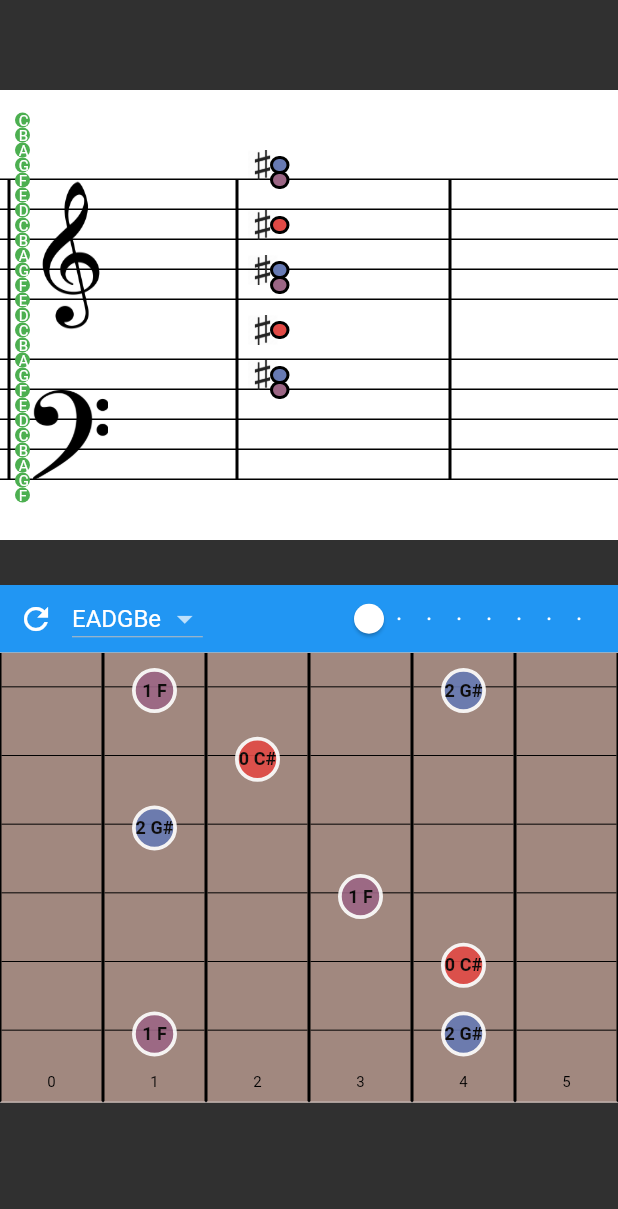
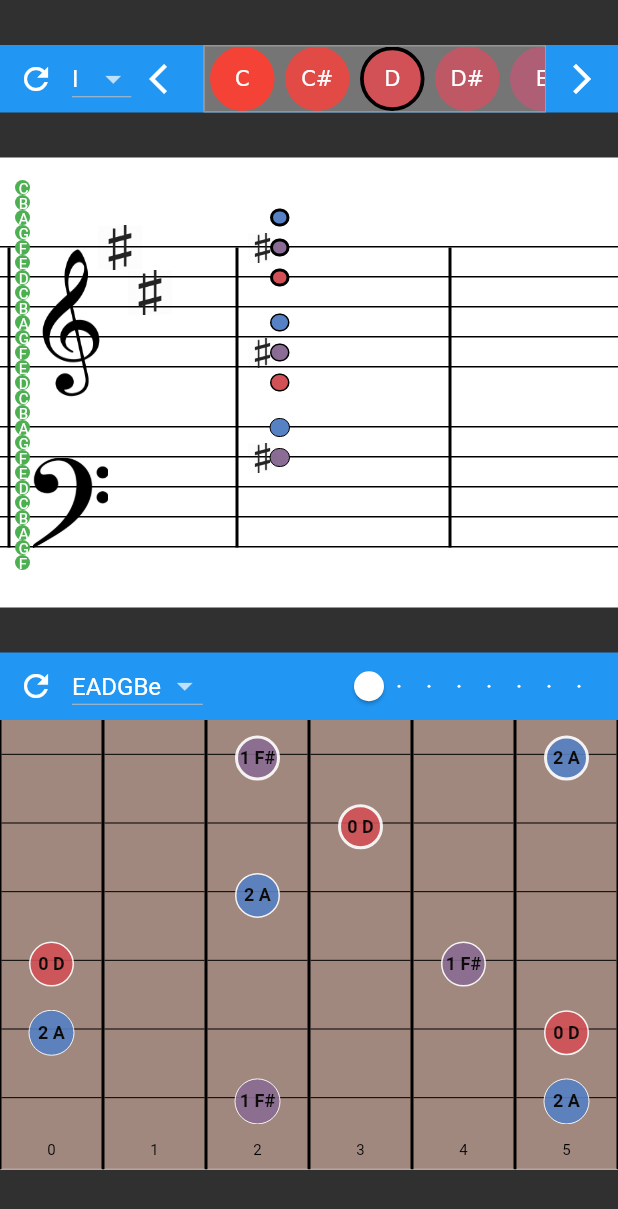
Before and after one commit to cshannon3/guitar_vis_f, a Flutter app: the screen it shows after launch, on a phone screen of 412 x 824 dp. Shown: the top 1209 px of the screen. Run offline on Flutter 3.47's test engine with Material 2 defaults, Android fonts, the phone set to English and light mode, and no system bars.

Commit message:
started connecting parts so guitar and sheet music show same notes

```diff
--- a/lib/Component/guitar_note_widget.dart
+++ b/lib/Component/guitar_note_widget.dart
@@ -1,5 +1,6 @@
 import 'package:flutter/material.dart';
 import 'package:guitar_vis_f/shared_info.dart';
+
 class guitarNoteWidget extends StatelessWidget {
   final int note;
   final int string;
@@ -10,7 +11,8 @@ class guitarNoteWidget extends StatelessWidget {
   final int scalepos;
   final bool intab;
 
-  guitarNoteWidget({Key key,
+  guitarNoteWidget({
+    Key key,
     this.note,
     this.string,
     this.fretwidth,
@@ -24,53 +26,66 @@ class guitarNoteWidget extends StatelessWidget {
   @override
   Widget build(BuildContext context) {
     return new GestureDetector(
-      onTap: (){},// => onPressed(note, string),
+      onTap: () {}, // => onPressed(note, string),
       child: Container(
-        height: fretwidth*(2/3),
-        child: Stack(
-            children: <Widget>[
+        height: fretwidth * (2 / 3),
+        child: Stack(children: <Widget>[
           Center(
-                child: Divider(height: fretwidth * (2 / 3), color: Colors.black,),
+            child: Divider(
+              height: fretwidth * (2 / 3),
+              color: Colors.black,
             ),
-              inscale || intab ?
-              Padding(
+          ),
+          inscale || intab
+              ? Padding(
                   padding: const EdgeInsets.only(top: 5.0),
                   child: Opacity(
                     opacity: inchord || intab ? 0.9 : 0.6,
                     child: Center(
                       child: Container(
-                      width: inchord || intab ? 36.0 - fretsshown : 32.0 - fretsshown,
-                      height:inchord || intab ? 36.0 - fretsshown : 32.0 - fretsshown,
+                        width: inchord || intab
+                            ? 36.0 - fretsshown
+                            : 32.0 - fretsshown,
+                        height: inchord || intab
+                            ? 36.0 - fretsshown
+                            : 32.0 - fretsshown,
                         decoration: BoxDecoration(
                           color: getColor((note % 12).toDouble()),
                           shape: BoxShape.circle,
-                        border: inchord || intab ? new Border.all(
+                          border: inchord || intab
+                              ? new Border.all(
                                   color: Colors.white,
-                          width: 2.5,
-                        ) : Border(),
+                                  width: (note / 12).floorToDouble(), //2.5,
+                                )
+                              : Border(),
                         ), // Box Decoration
 
-                      child: (fretsshown<9)?OverflowBox(
+                        child: (fretsshown < 9)
+                            ? OverflowBox(
                                 maxWidth: 30.0,
                                 minWidth: 20.0,
-                        child: Center(child:
-                        RichText(
+                                child: Center(
+                                  child: RichText(
                                     text: TextSpan(
-                            text: "${scalepos ?? ""} ${notenames[note % 12]}",
-                            style: TextStyle(fontSize: 12.0,
-                                color: inchord || intab ? Colors.black : Colors.white,
+                                      text:
+                                          "${scalepos ?? ""} ${notenames[note % 12]}",
+                                      style: TextStyle(
+                                          fontSize: 12.0,
+                                          color: inchord || intab
+                                              ? Colors.black
+                                              : Colors.white,
                                           fontWeight: FontWeight.bold),
                                     ), // TextSpan
                                   ), // Rich Text
                                 ),
-                      ): Container(), // Center
+                              )
+                            : Container(), // Center
                       ),
                     ),
                   ), // Container
-              ): Container(), // Padding
-
-            ]
-        ),
+                )
+              : Container(), // Padding
+        ]),
       ),
     ); //Stack
   }
--- a/lib/main.dart
+++ b/lib/main.dart
@@ -1,6 +1,7 @@
 import 'dart:math';
 
 import 'package:flutter/material.dart';
+import 'package:guitar_vis_f/Component/infinite_list.dart';
 import 'package:guitar_vis_f/Component/input_options.dart';
 import 'Component/instrument_widget.dart';
 import 'package:guitar_vis_f/shared_info.dart';
@@ -20,21 +21,79 @@ class homeScreen extends StatefulWidget {
 
 class _homeScreenState extends State<homeScreen> {
   Widget instrumentwidget;
+  //int tuning = 0;
+  String _tonalnum;
+  int currenttonal = 0;
+  String _scale = '';
+  int currentscale = 0;
+  int chord = 0;
+  int rootnote = 2;
 
   @override
   void initState() {
     super.initState();
+    currenttonal = 0;
     setState(() {
+      _tonalnum = tonalnames[0];
       instrumentwidget = instrumentWidget(
-        rootnote: 1,
+        rootnote: rootnote,
         currentchord: 0,
       );
     });
   }
 
-  List<Widget> _buildnotes() {
+  List<Widget> _buildkey(int _root, int _currentscale) {
+    List<Widget> keysymbols = [];
+    List<int> scale = buildscalenoteslist(_root, _currentscale);
+    List<int> sharpnotation = [1, 2, 4, 6, 7, 9, 11];
+    int sharpnum = 0;
+    print(scale);
+    bool nextrow = false;
+    // if (sharpnotation.contains(_root)) {
+    scale.forEach((val) {
+      if (sharps.contains(val)) {
+        // getLines(val, true).forEach((_linespace) {
+        // if()
+        if (!nextrow && val > (_root + 5) % 12) {
+          sharpnum = -1;
+          nextrow = true;
+        }
+        List<int> lines = getLines(val, true);
+        print(lines.last);
+        bool sharpformat = sharpnotation.contains(_root);
+        int notaline = ((!sharpformat && lines.last > 17) || lines.last > 18)
+            ? lines[lines.length - 2]
+            : lines.last;
+
+        if (!sharpformat) notaline += 1;
+
+        keysymbols.add(Positioned(
+            bottom: (sharpformat)
+                ? 60.0 + 10.0 * notaline - 5.0
+                : 60.0 + 10.0 * notaline + 2.0,
+            left: 65.0 + sharpnum * 10.0,
+            child: Container(
+              height: 30.0,
+              width: 30.0,
+              child: (sharpformat)
+                  ? Image.asset("assets/images/sharp.png")
+                  : Image.asset("assets/images/flat.png"),
+            )));
+        //});
+        sharpnum += 2;
+      }
+    });
+    /* } else if (_root != 0) {
+      // flat notation
+
+    }*/
+
+    return keysymbols;
+  }
+
+  List<Widget> _buildnotes(int _root, int _currenttonal) {
     List<Widget> notes = [];
-    List<int> chordnums = [1, 5, 8];
+    List<int> chordnums = buildhighlights(_root, 0, _currenttonal); //[1, 5, 8];
     chordnums.forEach((_c) {
       bool sharp = sharps.contains(_c);
       getLines(_c, sharp).forEach((_linespace) {
@@ -49,7 +108,9 @@ class _homeScreenState extends State<homeScreen> {
                 decoration: BoxDecoration(
                     color: getColor(_c.toDouble()), //shape: BoxShape.circle,
                     borderRadius: BorderRadius.circular(20.0),
-                    border: Border.all(color: Colors.black, width: 2.0)),
+                    border: Border.all(
+                        color: Colors.black,
+                        width: (_linespace / 7).floorToDouble())),
               ),
             )));
         if (sharp) {
@@ -100,7 +161,55 @@ class _homeScreenState extends State<homeScreen> {
       child: Column(
         children: <Widget>[
           Padding(
-            padding: const EdgeInsets.only(top: 60.0, bottom: 30.0),
+            padding: const EdgeInsets.only(top: 30.0),
+            child: Container(
+              height: 45.0,
+              width: double.infinity,
+              color: Colors.blue,
+              child: Row(
+                children: [
+                  IconButton(
+                      icon: Icon(Icons.refresh),
+                      onPressed: () {
+                        setState(() {
+                          // guitaron = !guitaron;
+                        });
+                      }),
+                  new DropdownButton<String>(
+                    isDense: true,
+                    value: _tonalnum,
+                    onChanged: (tonalnum) {
+                      setState(() {
+                        _tonalnum = tonalnum;
+                        currenttonal = tonalnames.indexOf(tonalnum);
+                        onInputChanged(
+                            rootnote, -1, currenttonal, currentscale, -1);
+                      });
+                    },
+                    items: tonalnames.map((String value) {
+                      return new DropdownMenuItem<String>(
+                        value: value,
+                        child: new Text(value),
+                      );
+                    }).toList(),
+                  ),
+                  Expanded(
+                      child: InfiniteList(
+                          rootnote: rootnote,
+                          onPressed: (int _rootnote) {
+                            setState(() {
+                              print(_rootnote);
+                              rootnote = _rootnote;
+                              onInputChanged(
+                                  rootnote, -1, currenttonal, currentscale, -1);
+                            });
+                          })),
+                ],
+              ),
+            ),
+          ),
+          Padding(
+            padding: const EdgeInsets.only(top: 30.0, bottom: 30.0),
             child: Container(
               height: 300.0,
               width: 800.0,
@@ -122,31 +231,6 @@ class _homeScreenState extends State<homeScreen> {
                       );
                     }),
                   ),
-                  /* Padding(
-                    padding: const EdgeInsets.only(top: 70.0),
-                    child: Column(
-                      crossAxisAlignment: CrossAxisAlignment.start,
-                      children: <Widget>[
-                        Container(
-                          height: 100.0,
-                          width: 80.0,
-                          child: Image.asset(
-                            "assets/images/clef.png",
-                          ),
-                        ),
-                        Expanded(child: Container()),
-                        Container(
-                          padding: EdgeInsets.only(top: 40.0),
-                          height: 90.0,
-                          width: 80.0,
-                          child: Image.asset(
-                            "assets/images/bass.png",
-                          ),
-                        ),
-                        Expanded(child: Container())
-                      ],
-                    ),
-                  ),*/
                   Positioned(
                       top: 60.0,
                       left: 5.0,
@@ -201,83 +285,6 @@ class _homeScreenState extends State<homeScreen> {
                           ),
                         ],
                       )),
-                  /*  Positioned(
-                      bottom: 70.0,
-                      left: 270.0,
-                      child: Padding(
-                        padding: const EdgeInsets.symmetric(vertical: 4.0),
-                        child: Container(
-                          height: 12.0,
-                          width: 13.0,
-                          decoration: BoxDecoration(
-                              color: Colors.blue, //shape: BoxShape.circle,
-                              borderRadius: BorderRadius.circular(20.0),
-                              border:
-                                  Border.all(color: Colors.black, width: 3.0)),
-                        ),
-                      )),
-                  Positioned(
-                      bottom: 60.0,
-                      left: 240.0,
-                      child: Padding(
-                        padding: const EdgeInsets.symmetric(vertical: 4.0),
-                        child: Container(
-                          height: 12.0,
-                          width: 13.0,
-                          decoration: BoxDecoration(
-                              color: Colors.blue, //shape: BoxShape.circle,
-                              borderRadius: BorderRadius.circular(20.0),
-                              border:
-                                  Border.all(color: Colors.black, width: 3.0)),
-                        ),
-                      )),
-                  Positioned(
-                      bottom: 70.0,
-                      left: 210.0,
-                      child: Padding(
-                        padding: const EdgeInsets.symmetric(vertical: 4.0),
-                        child: Container(
-                          height: 12.0,
-                          width: 13.0,
-                          decoration: BoxDecoration(
-                              color: Colors.blue, //shape: BoxShape.circle,
-                              borderRadius: BorderRadius.circular(20.0),
-                              border:
-                                  Border.all(color: Colors.black, width: 3.0)),
-                        ),
-                      )),
-                  Positioned(
-                      bottom: 70.0,
-                      left: 180.0,
-                      child: Padding(
-                        padding: const EdgeInsets.symmetric(vertical: 4.0),
-                        child: Container(
-                          height: 12.0,
-                          width: 13.0,
-                          decoration: BoxDecoration(
-                              color: Colors.blue, //shape: BoxShape.circle,
-                              borderRadius: BorderRadius.circular(20.0),
-                              border:
-                                  Border.all(color: Colors.black, width: 3.0)),
-                        ),
-                      )),
-                  Positioned(
-                      bottom: 70.0,
-                      left: 165.0,
-                      child: Container(
-                        height: 20.0,
-                        width: 20.0,
-                        child: Image.asset("assets/images/sharp.png"),
-                      )),
-                  Positioned(
-                      bottom: 70.0,
-                      left: 195.0,
-                      child: Container(
-                        height: 20.0,
-                        width: 20.0,
-                        child: Image.asset("assets/images/sharp.png"),
-                      )),
-                      */
                   Padding(
                     padding: const EdgeInsets.only(top: 15.0, left: 10.0),
                     child: Column(
@@ -297,7 +304,9 @@ class _homeScreenState extends State<homeScreen> {
                       }),
                     ),
                   )
-                ]..addAll(_buildnotes()),
+                ]
+                  ..addAll(_buildnotes(rootnote, currenttonal))
+                  ..addAll(_buildkey(rootnote, 0)),
               ),
             ),
           ),
--- a/lib/shared_info.dart
+++ b/lib/shared_info.dart
@@ -2,54 +2,99 @@
 
 import 'package:flutter/material.dart';
 
-List<String> notenames = ["C", "C#", "D", "D#", "E", "F", "F#", "G", "G#", "A", "A#", "B" ];
-List<int> sharps = [1, 3 ,6,8, 10];
-List<int> majorscale = [0,2,4,5,7,9,11,12,14,16,17,19,21,23,24];
+List<String> notenames = [
+  "C",
+  "C#",
+  "D",
+  "D#",
+  "E",
+  "F",
+  "F#",
+  "G",
+  "G#",
+  "A",
+  "A#",
+  "B"
+];
+List<int> sharps = [1, 3, 6, 8, 10];
+List<int> majorscale = [0, 2, 4, 5, 7, 9, 11, 12, 14, 16, 17, 19, 21, 23, 24];
 
 List<int> rootnotes = [4, 9, 14, 19, 23, 28];
 
 List<String> tuningnames = <String>[
-  'EADGBe', 'DADGBe', 'DADGBd', 'DGDGBD','GDAE', 'FBDABD'
+  'EADGBe',
+  'DADGBe',
+  'DADGBd',
+  'DGDGBD',
+  'GDAE',
+  'FBDABD'
 ];
+List<String> tonalnames = <String>['I', 'ii', 'iii', 'IV', 'V', 'vi', 'vii'];
 
-List<List<int>> tunings = [[4, 9, 14, 19, 23, 28],[2, 9, 14, 19, 23, 28], // Drop D
+List<List<int>> tunings = [
+  [4, 9, 14, 19, 23, 28], [2, 9, 14, 19, 23, 28], // Drop D
   [2, 9, 14, 19, 23, 26], // Double drop d
   [2, 7, 14, 19, 23, 26], // open G
-  [19,26,33,40], // Mandolin
+  [19, 26, 33, 40], // Mandolin
   [7, 11, 14, 19, 23, 26], // custom
 ];
 
 List<String> scalenames = <String>[
-  '', 'Major', 'Minor', 'Harmonic', 'Melodic', "Blues"];
+  '',
+  'Major',
+  'Minor',
+  'Harmonic',
+  'Melodic',
+  "Blues"
+];
 
-List<List<int>> scales =
-[[0,2,4,5,7,9,11,12,14,16,17,19,21,23,24], // major Scale
-[0,2,3,5,7,8,10,12,14,15,17,19,20,22,24], // minor Scale
-[0,2,3,5,7,8,11,12,14,15,17,19,20,23,24],  // harmonic
-[0,2,3,5,7,9,11,12,14,15,17,19,21,23,24],  // melodic
-[0,2,3,5,6,7,11,12,14,15,17,18,19,23,24],   // Blues scale
+List<List<int>> scales = [
+  [0, 2, 4, 5, 7, 9, 11, 12, 14, 16, 17, 19, 21, 23, 24], // major Scale
+  [0, 2, 3, 5, 7, 8, 10, 12, 14, 15, 17, 19, 20, 22, 24], // minor Scale
+  [0, 2, 3, 5, 7, 8, 11, 12, 14, 15, 17, 19, 20, 23, 24], // harmonic
+  [0, 2, 3, 5, 7, 9, 11, 12, 14, 15, 17, 19, 21, 23, 24], // melodic
+  [0, 2, 3, 5, 6, 7, 11, 12, 14, 15, 17, 18, 19, 23, 24], // Blues scale
 ];
 
 List<String> modenames = <String>[
-  '', 'Ionian', 'Dorian', 'Phrygian', 'Lydian',
-    'Mixolydian', 'Aeolian', 'Locrian'];
+  '',
+  'Ionian',
+  'Dorian',
+  'Phrygian',
+  'Lydian',
+  'Mixolydian',
+  'Aeolian',
+  'Locrian'
+];
 
-List<List<int>> modes =
-[[0,2,4,5,7,9,11,12,14,16,17,19,21,23,24], // Ionian
-[0,2,3,5,7,8,10,12,14,15,17,19,20,22,24], // Dorian
-[0,1,3,5,7,8,10,12,13,15,17,19,20,22,24],  // Phrygian
-[0,2,4,6,7,9,11,12,14,16,18,19,21,23,24],  // Lydian
-[0,2,4,5,7,9,10,12,14,16,17,19,21,22,24],   // Mizolydian
-[0,2,3,5,7,8,10,12,14,15,17,19,20,22,24],   // Aeolian
-[0,1,3,5,6,8,10,12,13,15,17,18,20,22,24],   // Locrian
+List<List<int>> modes = [
+  [0, 2, 4, 5, 7, 9, 11, 12, 14, 16, 17, 19, 21, 23, 24], // Ionian
+  [0, 2, 3, 5, 7, 8, 10, 12, 14, 15, 17, 19, 20, 22, 24], // Dorian
+  [0, 1, 3, 5, 7, 8, 10, 12, 13, 15, 17, 19, 20, 22, 24], // Phrygian
+  [0, 2, 4, 6, 7, 9, 11, 12, 14, 16, 18, 19, 21, 23, 24], // Lydian
+  [0, 2, 4, 5, 7, 9, 10, 12, 14, 16, 17, 19, 21, 22, 24], // Mizolydian
+  [0, 2, 3, 5, 7, 8, 10, 12, 14, 15, 17, 19, 20, 22, 24], // Aeolian
+  [0, 1, 3, 5, 6, 8, 10, 12, 13, 15, 17, 18, 20, 22, 24], // Locrian
 ];
 
 List<String> chordnames = <String>[
-  '', 'Major', 'Minor', 'dom7', 'maj7',
-  'sus2', 'sus4', 'dim', 'aug',
-  'min6', 'min7', 'min/maj7', 'dim7', 'halfdim'
+  '',
+  'Major',
+  'Minor',
+  'dom7',
+  'maj7',
+  'sus2',
+  'sus4',
+  'dim',
+  'aug',
+  'min6',
+  'min7',
+  'min/maj7',
+  'dim7',
+  'halfdim'
 ];
-List<List<int>> chords = [[0, 4, 7],// major chord
+List<List<int>> chords = [
+  [0, 4, 7], // major chord
   [0, 3, 7], // minor chord
   [0, 4, 7, 10], // dom7
   [0, 4, 7, 11], // maj7
@@ -57,18 +102,50 @@
   [0, 2, 7], // sus2
   [0, 5, 7], // sus4
   [0, 3, 6, 9], // dim
-  [0,4,8], //aug
-  [0,4,8,10], // aug7
-  [0,3,7,9], // min6
-  [0,3,7,10], // min7
-  [0,3,7,11], // min/maj7
-  [0,3,6,9], //dim7
-  [0,3,6,10], // halfdim
+  [0, 4, 8], //aug
+  [0, 4, 8, 10], // aug7
+  [0, 3, 7, 9], // min6
+  [0, 3, 7, 10], // min7
+  [0, 3, 7, 11], // min/maj7
+  [0, 3, 6, 9], //dim7
+  [0, 3, 6, 10], // halfdim
 ];
 
 Color getColor(double tnote) {
   return Color.lerp(Colors.red, Colors.blue, tnote / 12);
 }
 
-List<List<int>> simpleman = [[9],[11],[12],[19],[16],[12],
-                              [24],[19],[16],[19],[7],[14], [11],[7]];
+List<List<int>> simpleman = [
+  [9],
+  [11],
+  [12],
+  [19],
+  [16],
+  [12],
+  [24],
+  [19],
+  [16],
+  [19],
+  [7],
+  [14],
+  [11],
+  [7]
+];
+
+List<int> buildscalenoteslist(int _root, int _currentscale) {
+  List<int> scale = [];
+  for (int i = 0; i < 7; i++) {
+    scale.add((_root + scales[_currentscale][i]) % 12);
+  }
+  return scale;
+}
+
+List<int> buildhighlights(int _root, int _currentscale, int _tonalhighlight) {
+  List<int> _highlightnotes = [];
+  for (int u = 0; u < 6; u += 2) {
+    _highlightnotes
+        .add((_root + scales[_currentscale][_tonalhighlight + u]) % 12);
+  }
+
+  return _highlightnotes;
+}
--- a/pubspec.yaml
+++ b/pubspec.yaml
@@ -30,6 +30,7 @@ flutter:
    - assets/images/clef.png
    - assets/images/sharp.png
    - assets/images/bass.png
+   - assets/images/flat.png
   #  - images/a_dot_ham.jpeg
 
   # An image asset can refer to one or more resolution-specific "variants", see
```
Also changed, not shown: assets/images/flat.png (added). Lines whose indentation alone changed are shown as unchanged.
